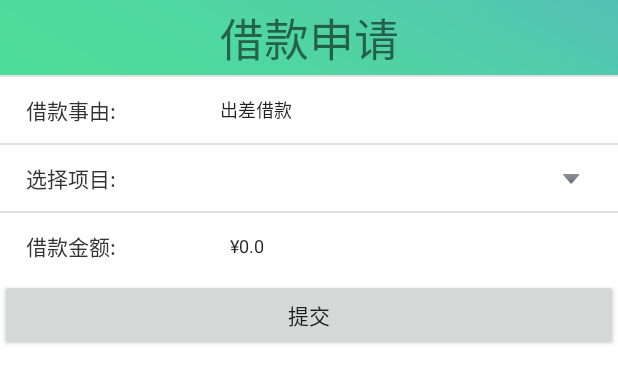
After one commit to mygithub666666/Reimburse, an Android app: the layout activity_loan_activity.xml on its own in the app's theme, with its tools: preview values and no code run, on a phone screen of 412 x 824 dp. The commit adds this screen. Shown: the top 383 px of the screen. Run offline under Robolectric (Android 15) with nearby library versions, the phone set to English and light mode, and no system bars.

```diff
--- a/app/src/main/java/reimburse/cuc/com/bean/Constants.java
+++ b/app/src/main/java/reimburse/cuc/com/bean/Constants.java
@@ -6,7 +6,7 @@ package reimburse.cuc.com.bean;
 public interface Constants {
     String URL_PREFIX = "http://";
     //10.192.126.142
-    String IPADDR = "106.37.255.201";
+    String IPADDR = "192.168.1.125";
     String APPADDR = ":8080/ssmweb";
     String BASE_URL = URL_PREFIX+IPADDR+APPADDR;
     String FILE_BASE_DIR = URL_PREFIX+IPADDR+":8080/baoxiaodantu/";
--- /dev/null
+++ b/app/src/main/res/layout/activity_loan_activity.xml
@@ -0,0 +1,153 @@
+<?xml version="1.0" encoding="utf-8"?>
+<LinearLayout xmlns:android="http://schemas.android.com/apk/res/android"
+    android:layout_width="match_parent"
+    android:layout_height="match_parent"
+    android:background="#ffffff"
+    android:orientation="vertical" >
+
+
+    <include layout="@layout/title_loan_activity"/>
+
+
+    <View
+        android:layout_width="match_parent"
+        android:layout_height="1dp"
+        android:background="?android:listDivider"/>
+    <RelativeLayout
+        android:layout_width="match_parent"
+        android:layout_height="44dp"
+        android:background="@color/white"
+        android:paddingLeft="17dp"
+        android:paddingRight="17dp"
+        android:gravity="center_vertical">
+
+
+        <LinearLayout
+
+            android:orientation="horizontal"
+            android:layout_width="match_parent"
+            android:layout_height="wrap_content"
+            >
+
+
+            <TextView
+                android:id="@+id/tv_loan_cause"
+                android:layout_width="wrap_content"
+                android:layout_height="wrap_content"
+                android:layout_weight="1"
+                android:layout_gravity="center_vertical"
+                android:text="借款事由: "
+                android:textColor="#333333"
+                android:textSize="14sp"
+                />
+            <EditText
+                android:id="@+id/et_loan_cause"
+                android:layout_width="wrap_content"
+                android:layout_height="wrap_content"
+                android:layout_weight="3"
+                android:singleLine="true"
+                android:background="@null"
+                android:textSize="12dip"
+                android:gravity="left|center_vertical"
+                android:layout_gravity="center_vertical"
+                android:text="出差借款" />
+        </LinearLayout>
+    </RelativeLayout>
+    <View
+        android:layout_width="match_parent"
+        android:layout_height="1dp"
+        android:background="?android:listDivider"/>
+    <RelativeLayout
+        android:id="@+id/project_loan_relativelayout"
+        android:layout_width="match_parent"
+        android:layout_height="44dp"
+        android:background="@color/white"
+        android:paddingLeft="17dp"
+        android:paddingRight="17dp"
+        android:gravity="center_vertical">
+
+        <TextView
+            android:id="@+id/tv_project_loan"
+            android:layout_width="95dp"
+            android:layout_height="wrap_content"
+            android:layout_centerVertical="true"
+            android:text="选择项目: "
+            android:textColor="#333333"
+            android:textSize="14sp"/>
+        <EditText
+            android:id="@+id/et_project_loan"
+            android:layout_width="wrap_content"
+            android:layout_height="wrap_content"
+            android:layout_alignParentRight="true"
+            android:layout_centerVertical="true"
+            android:layout_toRightOf="@id/tv_project_loan"
+            android:background="@null"
+            android:gravity="center_vertical"
+            android:hint=""
+            android:maxLines="1"
+            android:singleLine="true"
+            android:textColor="#5c5c5c"
+            android:textSize="14sp"
+            android:focusableInTouchMode="false"
+            android:drawableRight="@drawable/down_arrow"
+            />
+
+    </RelativeLayout>
+
+    <View
+        android:layout_width="match_parent"
+        android:layout_height="1dp"
+        android:background="?android:listDivider"/>
+    <RelativeLayout
+        android:layout_width="match_parent"
+        android:layout_height="44dp"
+        android:background="@color/white"
+        android:paddingLeft="17dp"
+        android:paddingRight="17dp"
+        android:gravity="center_vertical">
+
+
+        <LinearLayout
+
+            android:orientation="horizontal"
+            android:layout_width="match_parent"
+            android:layout_height="wrap_content"
+            >
+
+
+            <TextView
+                android:id="@+id/tv_loan_amount"
+                android:layout_width="wrap_content"
+                android:layout_height="wrap_content"
+                android:layout_weight="1"
+                android:layout_gravity="center_vertical"
+                android:text="借款金额: "
+                android:textColor="#333333"
+                android:textSize="14sp"
+                />
+            <EditText
+                android:id="@+id/et_loan_amount"
+                android:layout_width="wrap_content"
+                android:layout_height="wrap_content"
+                android:layout_weight="3"
+                android:singleLine="true"
+                android:background="@null"
+                android:textSize="12dip"
+                android:gravity="left|center_vertical"
+                android:layout_gravity="center_vertical"
+                android:text="¥0.0" />
+        </LinearLayout>
+    </RelativeLayout>
+
+    <RelativeLayout
+        android:layout_width="match_parent"
+        android:layout_height="wrap_content">
+        <Button
+            android:id="@+id/btn_commit_loan"
+            android:text="提交"
+            android:layout_width="match_parent"
+            android:layout_height="wrap_content" />
+    </RelativeLayout>
+
+
+</LinearLayout>
--- /dev/null
+++ b/app/src/main/res/layout/title_loan_activity.xml
@@ -0,0 +1,36 @@
+<?xml version="1.0" encoding="utf-8"?>
+<LinearLayout xmlns:android="http://schemas.android.com/apk/res/android"
+    android:layout_width="match_parent"
+    android:layout_height="50dp"
+    android:gravity="center"
+    android:background="@drawable/navigation"
+    android:orientation="horizontal">
+
+    <LinearLayout
+        android:layout_width="match_parent"
+        android:layout_height="44dp"
+        android:orientation="horizontal"
+        android:gravity="center_vertical"
+        >
+
+        <TextView
+            android:id="@+id/tv_title"
+            android:layout_width="0dp"
+            android:layout_height="wrap_content"
+            android:layout_weight="1"
+            android:text="借款申请"
+            android:textSize="30sp"
+            android:gravity="center"
+            />
+
+
+    </LinearLayout>
+
+
+    <View
+        android:layout_width="match_parent"
+        android:layout_height="1dp"
+        android:background="?android:listDivider"
+        ></View>
+
+</LinearLayout>
```
Also changed, not shown: app/src/main/java/reimburse/cuc/com/activity/LoanActivity.java (+17 -0 lines), app/src/main/java/reimburse/cuc/com/bean/DailyReim.java (+36 -0 lines), app/src/main/java/reimburse/cuc/com/fragment/UserInfoFragment.java (+19 -1 lines), app/src/main/java/reimburse/cuc/com/reimburse/LauncherActivity.java (+6 -1 lines), app/src/main/java/reimburse/cuc/com/util/MyApplication.java (+3 -34 lines).
